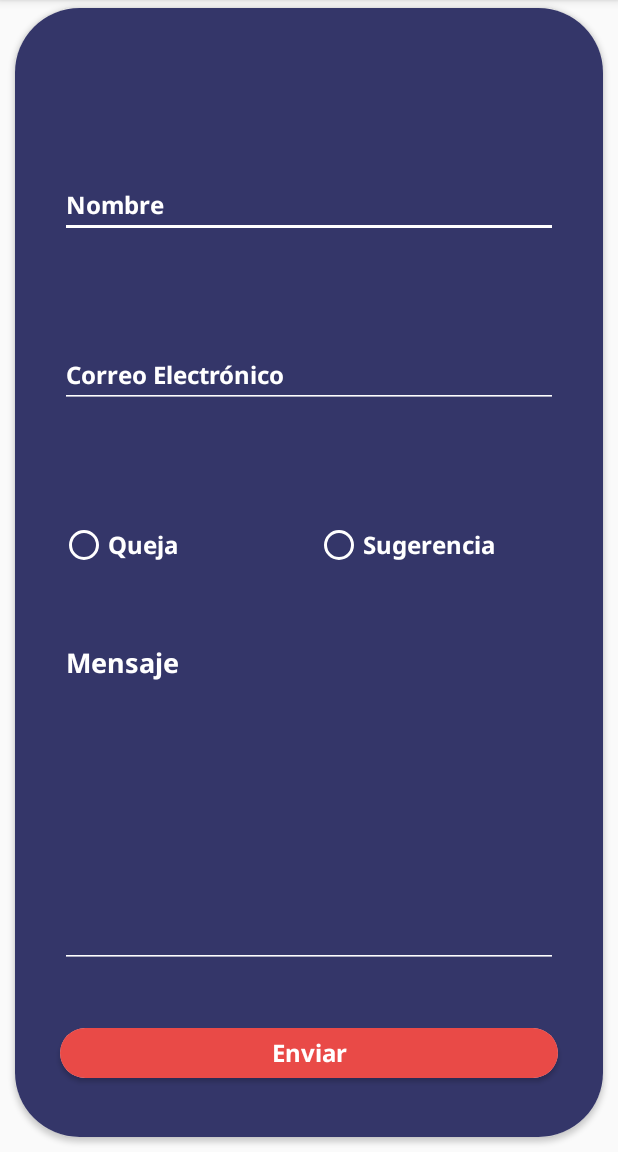
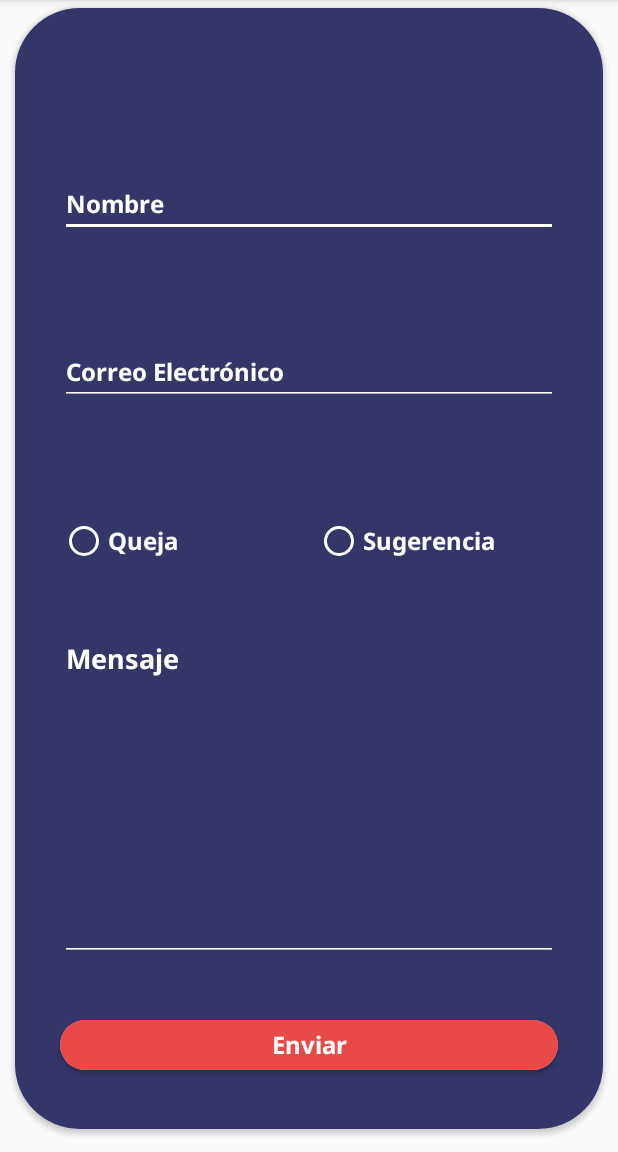
Before and after one commit to VicenteAguileraPerez/IntegraTec, an Android app: the ComplaintSuggestionsActivity screen opened directly, with no data from a screen before it, on a phone screen of 412 x 824 dp, the part 84-1236 px from its top. Run offline under Robolectric (Android 15) with nearby library versions, the phone set to English and light mode, and no system bars.

```diff
--- a/app/src/main/res/layout/activity_complain_suggestions.xml
+++ b/app/src/main/res/layout/activity_complain_suggestions.xml
@@ -22,7 +22,7 @@
             android:layout_marginStart="10dp"
             android:layout_marginTop="5dp"
             android:layout_marginEnd="10dp"
-            android:layout_marginBottom="10dp"
+            android:layout_marginBottom="15dp"
             app:cardCornerRadius="43dp">
 
             <androidx.constraintlayout.widget.ConstraintLayout
@@ -142,13 +142,13 @@
                     android:fontFamily="@font/noto_sans_bold"
                     android:gravity="start|top"
                     android:hint="@string/mensaje"
+                    android:importantForAutofill="no"
                     android:inputType="textMultiLine"
                     android:textColorHint="#FFFFFF"
                     app:layout_constraintBottom_toTopOf="@+id/guideline6"
                     app:layout_constraintEnd_toEndOf="parent"
                     app:layout_constraintStart_toStartOf="parent"
-                    app:layout_constraintTop_toTopOf="@+id/guideline5"
-                    android:importantForAutofill="no" />
+                    app:layout_constraintTop_toTopOf="@+id/guideline5" />
 
                 <androidx.constraintlayout.widget.Guideline
                     android:id="@+id/guideline6"
```
